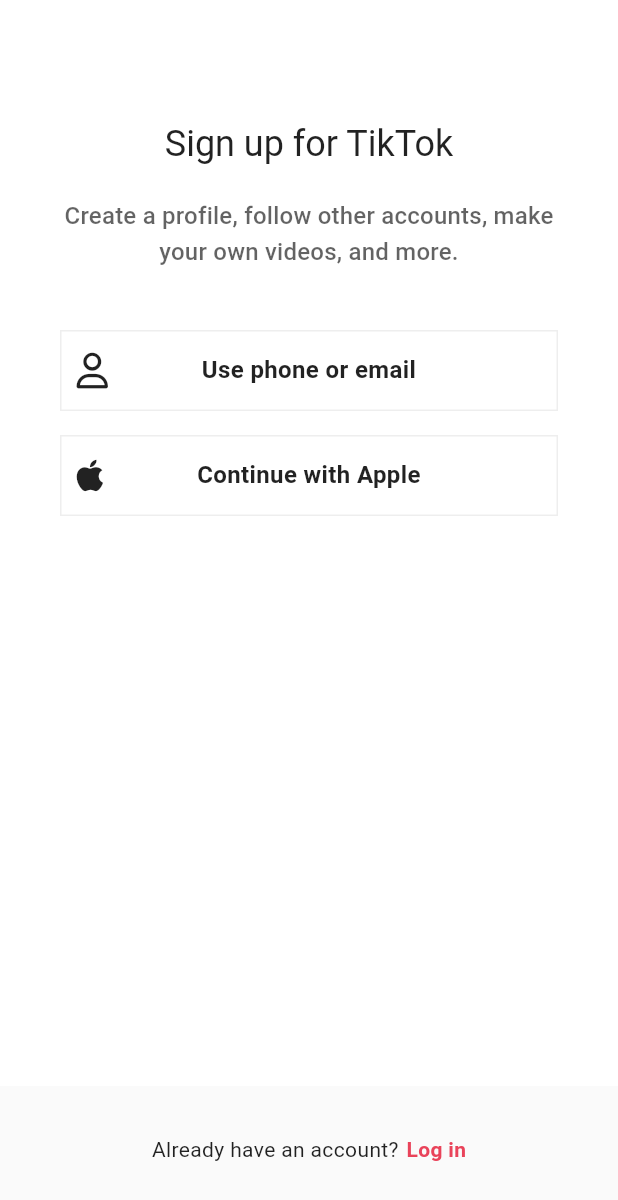
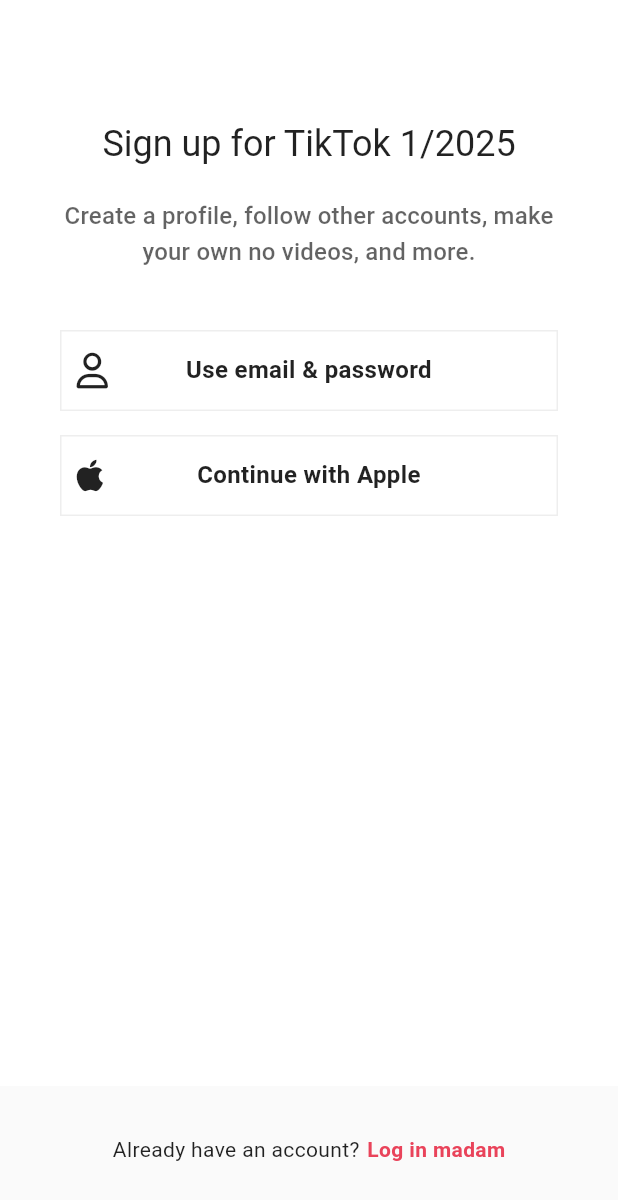
Before and after one commit to yongyong-john/tiktokapp, a Flutter app: the screen it shows after launch, on a phone screen of 412 x 824 dp. Shown: the top 1200 px of the screen. Run offline on Flutter 3.47's test engine with Material 3 defaults, Android fonts, the light colour scheme and no system bars; our stand-ins replace font_awesome_flutter, video_player, visibility_detector.

Commit message:
Update to app transation section code for i18n and l10n.

```diff
--- a/lib/features/authentication/sign_up_screen.dart
+++ b/lib/features/authentication/sign_up_screen.dart
@@ -5,6 +5,7 @@
 import 'package:tiktokapp/features/authentication/login_screen.dart';
 import 'package:tiktokapp/features/authentication/username_screen.dart';
 import 'package:tiktokapp/features/authentication/widgets/auth_button.dart';
+import 'package:tiktokapp/generated/l10n.dart';
 import 'package:tiktokapp/utils.dart';
 
 class SignUpScreen extends StatelessWidget {
@@ -28,6 +29,8 @@
 
   @override
   Widget build(BuildContext context) {
+    // NOTE: Device에 설정된 locale을 확인하는 방법
+    // print(Localizations.localeOf(context));
     return OrientationBuilder(
       // NOTE: Orientation의 portrait는 세로모드, landscape는 가로모드
       builder: (context, orientation) {
@@ -39,7 +42,10 @@
                 children: [
                   Gaps.v80,
                   Text(
-                    'Sign up for TikTok',
+                    S.of(context).signUpTitle(
+                          "TikTok",
+                          DateTime.now(),
+                        ),
                     // NOTE: Theme을 사용 중 특별한 하나만 수정하고 싶으면 copywith로 일부만 수정 가능.
                     style: Theme.of(context).textTheme.headlineSmall!, //.copyWith(color: Colors.red),
                   ),
@@ -47,7 +53,7 @@
                   Opacity(
                     opacity: 0.7,
                     child: Text(
-                      'Create a profile, follow other accounts, make your own videos, and more.',
+                      S.of(context).signUpSubtitle(0),
                       style: Theme.of(context).textTheme.titleMedium,
                       // style: TextStyle(
                       //   fontSize: Sizes.size16,
@@ -62,15 +68,15 @@
                   if (orientation == Orientation.portrait) ...[
                     GestureDetector(
                       onTap: () => _onUsernameTap(context),
-                      child: const AuthButton(
-                        icon: FaIcon(FontAwesomeIcons.user),
-                        text: 'Use phone or email',
+                      child: AuthButton(
+                        icon: const FaIcon(FontAwesomeIcons.user),
+                        text: S.of(context).emailPasswordButton,
                       ),
                     ),
                     Gaps.v16,
-                    const AuthButton(
-                      icon: FaIcon(FontAwesomeIcons.apple),
-                      text: 'Continue with Apple',
+                    AuthButton(
+                      icon: const FaIcon(FontAwesomeIcons.apple),
+                      text: S.of(context).AppleLoginButton,
                     ),
                   ],
                   if (orientation == Orientation.landscape)
@@ -79,17 +85,17 @@
                         Expanded(
                           child: GestureDetector(
                             onTap: () => _onUsernameTap(context),
-                            child: const AuthButton(
-                              icon: FaIcon(FontAwesomeIcons.user),
-                              text: 'Use phone or email',
+                            child: AuthButton(
+                              icon: const FaIcon(FontAwesomeIcons.user),
+                              text: S.of(context).emailPasswordButton,
                             ),
                           ),
                         ),
                         Gaps.h16,
-                        const Expanded(
+                        Expanded(
                           child: AuthButton(
-                            icon: FaIcon(FontAwesomeIcons.apple),
-                            text: 'Continue with Apple',
+                            icon: const FaIcon(FontAwesomeIcons.apple),
+                            text: S.of(context).AppleLoginButton,
                           ),
                         ),
                       ],
@@ -109,12 +115,12 @@
               child: Row(
                 mainAxisAlignment: MainAxisAlignment.center,
                 children: [
-                  const Text('Already have an account?'),
+                  Text(S.of(context).alreadyHaveAnAccount),
                   Gaps.h5,
                   GestureDetector(
                     onTap: () => _onLoginTap(context),
                     child: Text(
-                      'Log in',
+                      S.of(context).logIn("female"),
                       style: TextStyle(
                         fontWeight: FontWeight.w600,
                         color: Theme.of(context).primaryColor,
--- a/lib/features/videos/widgets/video_comments.dart
+++ b/lib/features/videos/widgets/video_comments.dart
@@ -2,6 +2,7 @@
 import 'package:font_awesome_flutter/font_awesome_flutter.dart';
 import 'package:tiktokapp/constants/gaps.dart';
 import 'package:tiktokapp/constants/sizes.dart';
+import 'package:tiktokapp/generated/l10n.dart';
 import 'package:tiktokapp/utils.dart';
 
 class VideoComments extends StatefulWidget {
@@ -50,7 +51,9 @@
         backgroundColor: isDark ? null : Colors.grey.shade50,
         appBar: AppBar(
           backgroundColor: isDark ? null : Colors.grey.shade50,
-          title: const Text("22796 comments"),
+          title: Text(
+            S.of(context).commentTitle(23457546, 23457546),
+          ),
           automaticallyImplyLeading: false,
           actions: [
             IconButton(
--- a/lib/main.dart
+++ b/lib/main.dart
@@ -1,7 +1,12 @@
 import 'package:flutter/material.dart';
 import 'package:flutter/services.dart';
+import 'package:flutter_localizations/flutter_localizations.dart';
 import 'package:tiktokapp/constants/sizes.dart';
 import 'package:tiktokapp/features/authentication/sign_up_screen.dart';
+import 'package:tiktokapp/features/main_navigation/main_navigation_screen.dart';
+// i18n for Flutter
+// https://docs.flutter.dev/ui/accessibility-and-internationalization/internationalization#messages-with-numbers-and-currencies
+import 'package:tiktokapp/generated/l10n.dart';
 
 void main() async {
   WidgetsFlutterBinding.ensureInitialized();
@@ -26,9 +31,23 @@
 
   @override
   Widget build(BuildContext context) {
+    S.load(const Locale("ko"));
     return MaterialApp(
       debugShowCheckedModeBanner: false,
       title: 'TikTok App',
+      // NOTE: AppLocalizations.localizationsDelegates에 아래의 delegate가 모두 포함됨
+      // intl 폴더 설정 후, 'flutter gen-l10n' 명령어를 실행
+      // localizationsDelegates: AppLocalizations.localizationsDelegates,
+      localizationsDelegates: const [
+        S.delegate,
+        GlobalMaterialLocalizations.delegate,
+        GlobalCupertinoLocalizations.delegate,
+        GlobalWidgetsLocalizations.delegate,
+      ],
+      supportedLocales: const [
+        Locale('en'),
+        Locale('ko'),
+      ],
       themeMode: ThemeMode.system,
       // NOTE: Theme을 설정하기 쉽게 "flex_color_scheme" package를 사용할 수 있음
       theme: ThemeData(
```
Also changed, not shown: lib/features/settings/settings_screen.dart (+18 -4 lines), lib/features/videos/widgets/video_post.dart (+5 -4 lines), lib/l10n/intl_en.arb (added, +62 -0 lines), lib/l10n/intl_ko.arb (added, +11 -0 lines), pubspec.yaml (+10 -4 lines), lib/generated/intl/messages_all.dart (added), lib/generated/intl/messages_en.dart (added), lib/generated/intl/messages_ko.dart (added), lib/generated/l10n.dart (added), pubspec.lock.
